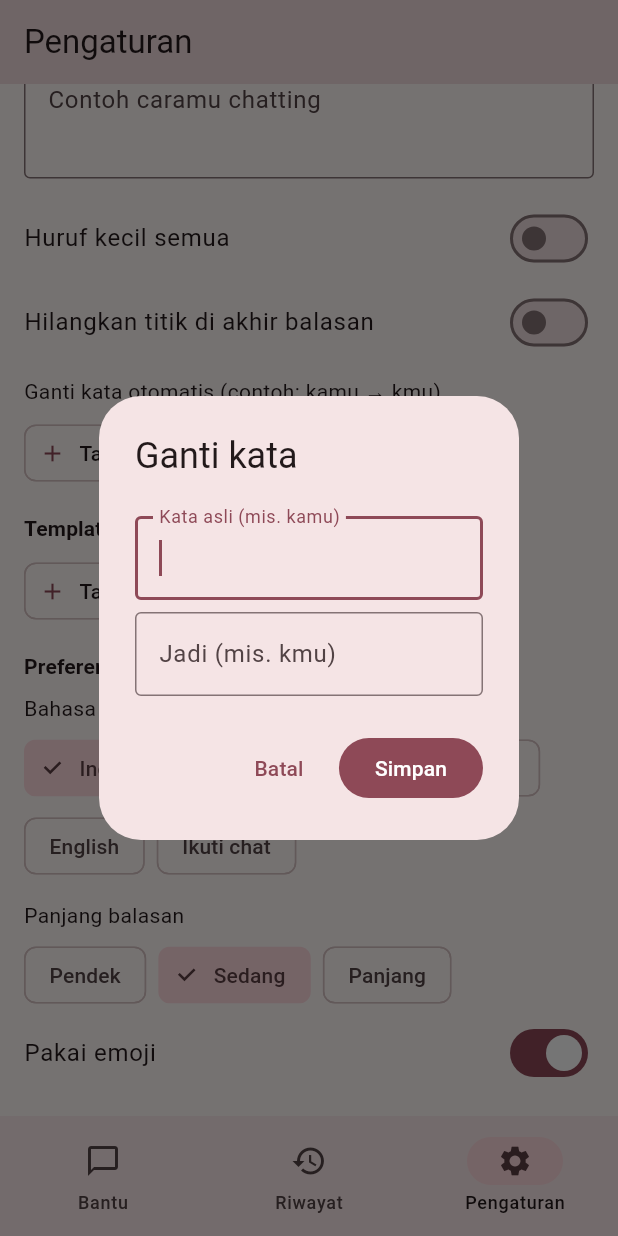
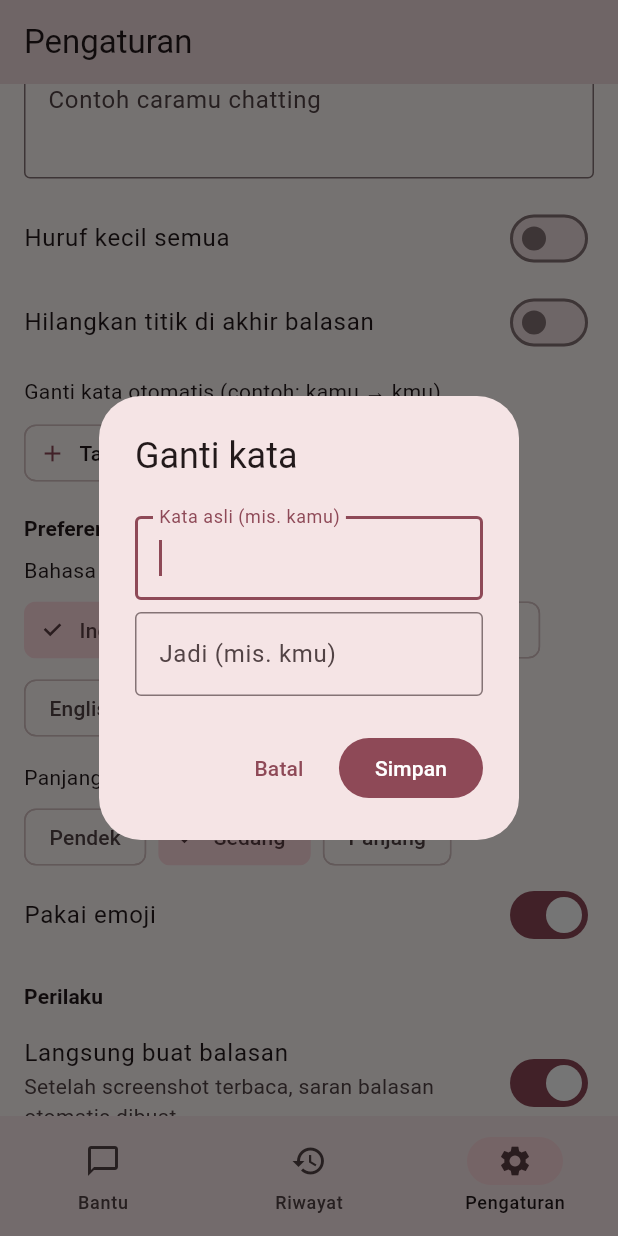
Before and after one commit to rezapranata089-bit/date-wingman, a Flutter app: the screen it shows after launch, item 3 of the bottom bar chosen, scrolled down 1152 dp, after a tap on "Tambah", on a phone screen of 412 x 824 dp. Run offline on Flutter 3.47's test engine with Material 3 defaults, Android fonts, the phone set to English and light mode, and no system bars; our stand-ins replace image_picker, shared_preferences; missing offline and left inert: google_mlkit_text_recognition.

Commit message:
Hapus fitur template balasan cepat
Sess: 28f085265805f8d7

```diff
--- a/lib/home_screen.dart
+++ b/lib/home_screen.dart
@@ -562,19 +562,6 @@ class _HomeScreenState extends State<HomeScreen> with WidgetsBindingObserver {
                     child: Text(_error!, style: TextStyle(color: cs.error)),
                   ),
                 if (_result != null) ..._resultWidgets(context),
-                if (s.templates.isNotEmpty) ...[
-                  const SectionTitle('Balasan cepat (ketuk untuk salin)'),
-                  Wrap(
-                    spacing: 8,
-                    runSpacing: 4,
-                    children: s.templates
-                        .map((t) => ActionChip(
-                              label: Text(t),
-                              onPressed: () => _copy(t),
-                            ))
-                        .toList(),
-                  ),
-                ],
               ],
             ),
           ),
--- a/lib/settings_screen.dart
+++ b/lib/settings_screen.dart
@@ -146,11 +146,7 @@ class _SettingsScreenState extends State<SettingsScreen> {
     widget.settings.update(() => widget.settings.rules.add(v));
   }
 
-  Future<void> _addTemplate() async {
-    final v = await _askFields('Template baru', ['Isi template']);
-    if (v == null) return;
-    widget.settings.update(() => widget.settings.templates.add(v[0]));
-  }
+
 
   void _presetRules() {
     final s = widget.settings;
@@ -306,26 +302,6 @@ class _SettingsScreenState extends State<SettingsScreen> {
                     ),
                   ],
                 ),
-                const SectionTitle('Template balasan cepat'),
-                Wrap(
-                  spacing: 8,
-                  runSpacing: 4,
-                  children: [
-                    ...List.generate(
-                      s.templates.length,
-                      (i) => InputChip(
-                        label: Text(s.templates[i]),
-                        onDeleted: () =>
-                            s.update(() => s.templates.removeAt(i)),
-                      ),
-                    ),
-                    ActionChip(
-                      avatar: const Icon(Icons.add, size: 18),
-                      label: const Text('Tambah'),
-                      onPressed: _addTemplate,
-                    ),
-                  ],
-                ),
                 const SectionTitle('Preferensi default'),
                 const Text('Bahasa'),
                 const SizedBox(height: 6),
--- a/lib/settings_store.dart
+++ b/lib/settings_store.dart
@@ -171,7 +171,6 @@ class AppSettings extends ChangeNotifier {
   bool lowercaseAll = false;
   bool noPeriod = false;
   List<List<String>> rules = [];
-  List<String> templates = [];
   List<Contact> contacts = [];
   String? activeContactId;
 
@@ -235,7 +234,6 @@ class AppSettings extends ChangeNotifier {
             .map((e) => (e as List).map((x) => '$x').toList())
             .toList();
       }
-      templates = p.getStringList('templates') ?? templates;
     } catch (_) {}
     final raw = p.getString('history');
     if (raw != null) {
@@ -345,7 +343,6 @@ class AppSettings extends ChangeNotifier {
     await p.setBool('lowercaseAll', lowercaseAll);
     await p.setBool('noPeriod', noPeriod);
     await p.setString('rules', jsonEncode(rules));
-    await p.setStringList('templates', templates);
     await p.setString(
         'contacts', jsonEncode(contacts.map((e) => e.toJson()).toList()));
     final ac = activeContactId;
```
